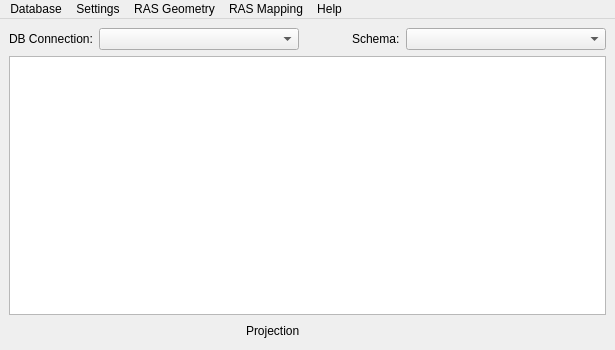
Above: rivergis/ui/ui_rivergis.ui from erpas/rgis before the change. Below: the same form after it.
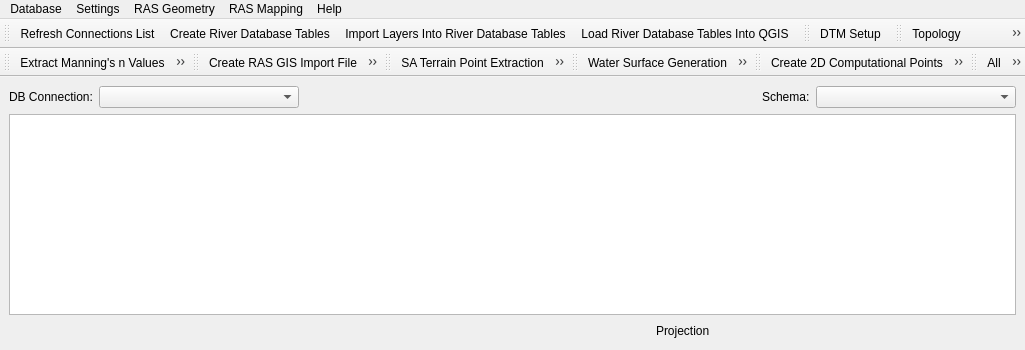
That is the form after the change. Icons and pictures are not drawn. Custom widgets are drawn as their Qt base class.

Commit message: add: import SA, change: menus, toolbars, new way of calling ras1d functions from the main class

The edit to the form file:
```diff
--- a/rivergis/ui/ui_rivergis.ui
+++ b/rivergis/ui/ui_rivergis.ui
@@ -9,7 +9,7 @@
    <rect>
     <x>0</x>
     <y>0</y>
-    <width>615</width>
+    <width>601</width>
     <height>350</height>
    </rect>
   </property>
@@ -130,7 +130,7 @@
     <rect>
      <x>0</x>
      <y>0</y>
-     <width>615</width>
+     <width>601</width>
      <height>18</height>
     </rect>
    </property>
@@ -286,6 +286,137 @@
    <addaction name="menuRASMapping"/>
    <addaction name="menuHelp"/>
   </widget>
+  <widget class="QToolBar" name="settingsToolBar">
+   <property name="windowTitle">
+    <string>toolBar</string>
+   </property>
+   <attribute name="toolBarArea">
+    <enum>TopToolBarArea</enum>
+   </attribute>
+   <attribute name="toolBarBreak">
+    <bool>false</bool>
+   </attribute>
+   <addaction name="actionRefreshConnections"/>
+   <addaction name="actionRASCreateRdbTables"/>
+   <addaction name="actionRASImportLayersIntoRdbTables"/>
+   <addaction name="actionRASLoadRdbTablesIntoQGIS"/>
+  </widget>
+  <widget class="QToolBar" name="dbToolBar">
+   <property name="windowTitle">
+    <string>toolBar</string>
+   </property>
+   <attribute name="toolBarArea">
+    <enum>TopToolBarArea</enum>
+   </attribute>
+   <attribute name="toolBarBreak">
+    <bool>false</bool>
+   </attribute>
+   <addaction name="actionRASDTMSetup"/>
+  </widget>
+  <widget class="QToolBar" name="rasGeomToolBar">
+   <property name="windowTitle">
+    <string>toolBar</string>
+   </property>
+   <attribute name="toolBarArea">
+    <enum>TopToolBarArea</enum>
+   </attribute>
+   <attribute name="toolBarBreak">
+    <bool>false</bool>
+   </attribute>
+   <addaction name="actionRASTopology1D"/>
+   <addaction name="actionRASLengthsStations"/>
+   <addaction name="actionRASStreamCenterlineAll"/>
+   <addaction name="actionRASXSRiverReachNames"/>
+   <addaction name="actionRASXSStationing"/>
+   <addaction name="actionRASXSBankStations"/>
+   <addaction name="actionRASXSDownstreamReachLengths"/>
+   <addaction name="actionRASXSElevations"/>
+   <addaction name="actionRASXSAll"/>
+  </widget>
+  <widget class="QToolBar" name="rasOptGeomToolBar">
+   <property name="windowTitle">
+    <string>toolBar</string>
+   </property>
+   <attribute name="toolBarArea">
+    <enum>TopToolBarArea</enum>
+   </attribute>
+   <attribute name="toolBarBreak">
+    <bool>true</bool>
+   </attribute>
+   <addaction name="actionRASManningsNValues"/>
+   <addaction name="actionRASIneffectiveFlowAreas"/>
+   <addaction name="actionRASBlockedObstructions"/>
+   <addaction name="actionRASXSUpdateInsertMeasuredPoints"/>
+  </widget>
+  <widget class="QToolBar" name="rasImportExportToolBar">
+   <property name="windowTitle">
+    <string>toolBar</string>
+   </property>
+   <attribute name="toolBarArea">
+    <enum>TopToolBarArea</enum>
+   </attribute>
+   <attribute name="toolBarBreak">
+    <bool>false</bool>
+   </attribute>
+   <addaction name="actionRASCreateRASGISImport"/>
+   <addaction name="actionRASImportRasData"/>
+  </widget>
+  <widget class="QToolBar" name="rasSAToolBar">
+   <property name="windowTitle">
+    <string>toolBar</string>
+   </property>
+   <attribute name="toolBarArea">
+    <enum>TopToolBarArea</enum>
+   </attribute>
+   <attribute name="toolBarBreak">
+    <bool>false</bool>
+   </attribute>
+   <addaction name="actionRASSATerrainPointExtraction"/>
+   <addaction name="actionRASAElevationVolumeData"/>
+  </widget>
+  <widget class="QToolBar" name="rasMappingToolBar">
+   <property name="windowTitle">
+    <string>toolBar</string>
+   </property>
+   <attribute name="toolBarArea">
+    <enum>TopToolBarArea</enum>
+   </attribute>
+   <attribute name="toolBarBreak">
+    <bool>false</bool>
+   </attribute>
+   <addaction name="actionRASWaterSurfaceGeneration"/>
+   <addaction name="actionRASFloodplainDelineation"/>
+  </widget>
+  <widget class="QToolBar" name="ras2dToolBar">
+   <property name="windowTitle">
+    <string>toolBar</string>
+   </property>
+   <attribute name="toolBarArea">
+    <enum>TopToolBarArea</enum>
+   </attribute>
+   <attribute name="toolBarBreak">
+    <bool>false</bool>
+   </attribute>
+   <addaction name="actionRASCreate2dAreaPoints"/>
+   <addaction name="actionRASPreview2DMesh"/>
+   <addaction name="actionRASSave2DPointsToHECRASGeometry"/>
+  </widget>
+  <widget class="QToolBar" name="rasStructuresToolBar">
+   <property name="windowTitle">
+    <string>toolBar</string>
+   </property>
+   <attribute name="toolBarArea">
+    <enum>TopToolBarArea</enum>
+   </attribute>
+   <attribute name="toolBarBreak">
+    <bool>false</bool>
+   </attribute>
+   <addaction name="actionRASBRAll"/>
+   <addaction name="actionRASInlAll"/>
+   <addaction name="actionRASLatAll"/>
+   <addaction name="actionRASSAAll"/>
+   <addaction name="actionRASSacAll"/>
+  </widget>
   <action name="actionCreate2dAreaPerimeter">
    <property name="icon">
     <iconset>
@@ -371,7 +502,7 @@
      <normaloff>:/rivergis/icons/createDepthsAndRange.svg</normaloff>:/rivergis/icons/createDepthsAndRange.svg</iconset>
    </property>
    <property name="text">
-    <string>Floodplain Delineation Using Rasters</string>
+    <string>Floodplain Delineation</string>
    </property>
   </action>
   <action name="actionLoad_1D_WSEL_from_HDF">
@@ -385,7 +516,7 @@
      <normaloff>:/rivergis/icons/loadWselHdf.svg</normaloff>:/rivergis/icons/loadWselHdf.svg</iconset>
    </property>
    <property name="text">
-    <string>Import RAS Data</string>
+    <string>Import RAS Results From HDF</string>
    </property>
   </action>
   <action name="actionCreate_1d_PostGIS_Tables">
```
Left out of the diff: 102 changed lines with no effect on the pictures. The commit also changes 12 other files.
